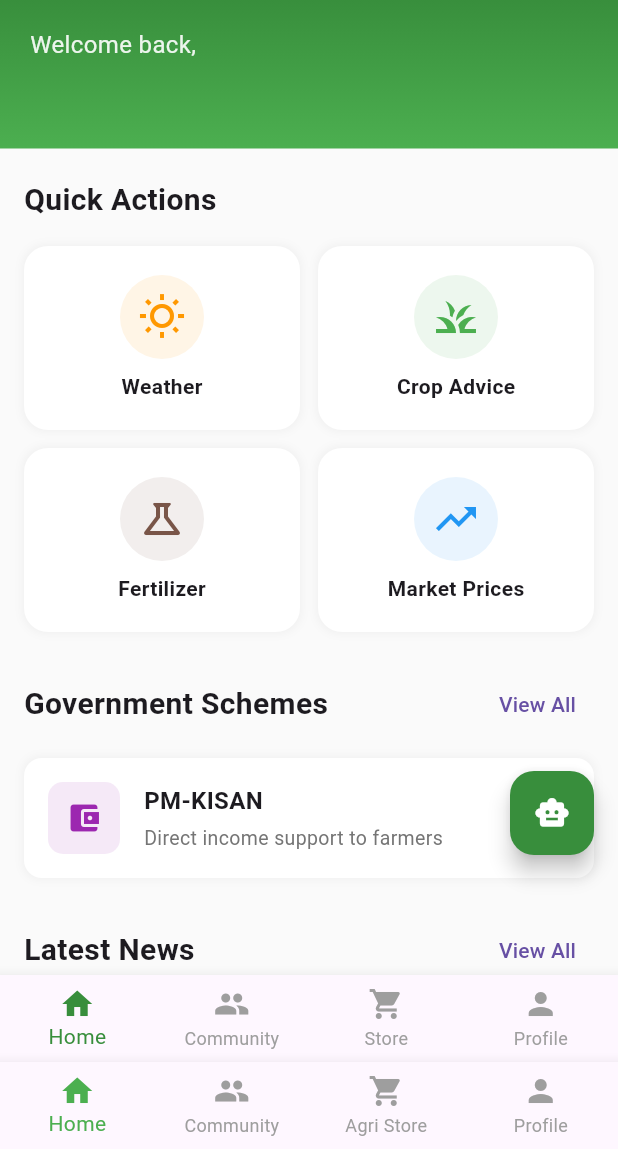
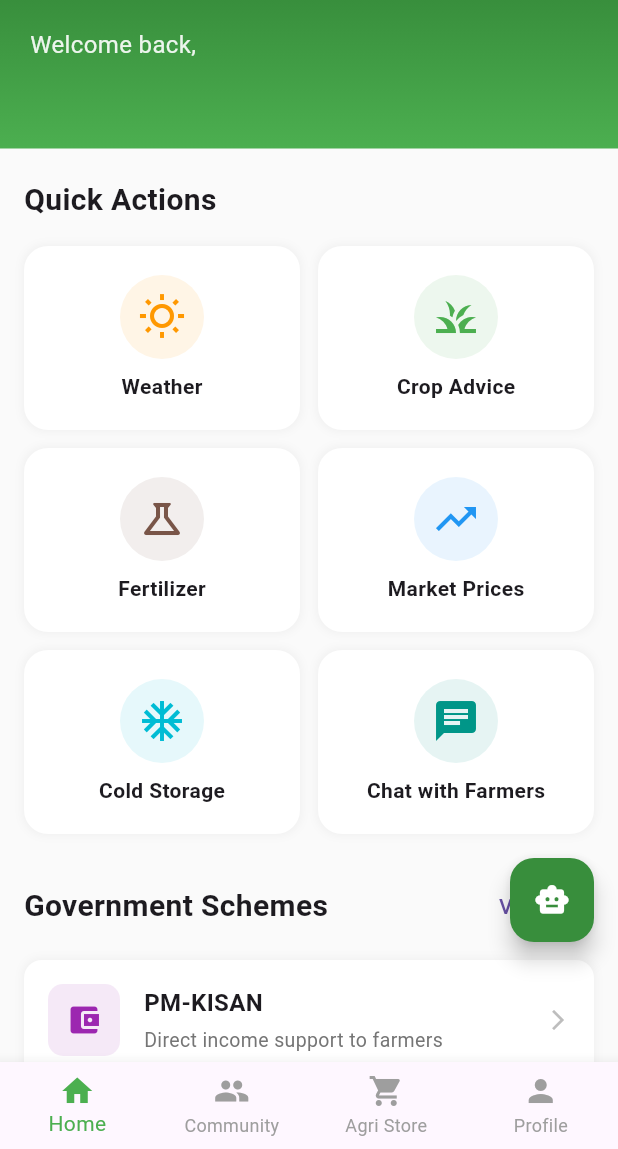
Before and after one commit to Kingslaye-varun/KisaanSaathi-prototype, a Flutter app: the MainAppScaffold screen opened by its route, on a phone screen of 412 x 824 dp, the part 87-1236 px from its top. Run offline on Flutter 3.47's test engine with Material 3 defaults, Android fonts, the phone set to English and light mode, and no system bars; our stand-ins replace flutter_dotenv, flutter_map, flutter_tts, geocoding, geolocator, google_generative_ai and 6 more; missing offline and left inert: flutter_webrtc; accounts and stored records are empty; network calls fail.

Commit message:
Real time chat

```diff
--- a/kisaansaathi/lib/main.dart
+++ b/kisaansaathi/lib/main.dart
@@ -608,7 +608,9 @@ class _MainAppScaffoldState extends State<MainAppScaffold> {
 
   final List<Widget> _screens = [
     const FarmerHomeScreenNew(),
-    const CommunityScreen(),
+    const CommunityScreen(
+      isEmbedded: true,
+    ), // Embedded in MainAppScaffold - no duplicate Scaffold
     const AgriStoreScreen(),
     const ProfileScreen(),
   ];
--- a/kisaansaathi/lib/screens/farmer_home_screen_new.dart
+++ b/kisaansaathi/lib/screens/farmer_home_screen_new.dart
@@ -10,6 +10,8 @@ import '../screens/fertilizer_recommendation.dart';
 import '../screens/government_schemes.dart';
 import '../screens/market_prices.dart';
 import '../screens/news_screen.dart';
+import '../screens/nearby_store_screen.dart';
+import '../screens/farmers_list_screen.dart';
 import '../utils/image_helper.dart';
 import '../widgets/language_switcher.dart';
 
@@ -189,6 +191,28 @@ class _FarmerHomeScreenNewState extends State<FarmerHomeScreenNew> {
                               ),
                             ),
                           ),
+                          _buildQuickActionCard(
+                            icon: Icons.ac_unit,
+                            title: 'Cold Storage',
+                            color: Colors.cyan,
+                            onTap: () => Navigator.push(
+                              context,
+                              MaterialPageRoute(
+                                builder: (context) => NearbyStorageScreen(),
+                              ),
+                            ),
+                          ),
+                          _buildQuickActionCard(
+                            icon: Icons.chat,
+                            title: 'Chat with Farmers',
+                            color: Colors.teal,
+                            onTap: () => Navigator.push(
+                              context,
+                              MaterialPageRoute(
+                                builder: (context) => const FarmersListScreen(),
+                              ),
+                            ),
+                          ),
                         ],
                       ),
                     ],
@@ -351,39 +375,6 @@ class _FarmerHomeScreenNewState extends State<FarmerHomeScreenNew> {
             ),
         ],
       ),
-      bottomNavigationBar: BottomNavigationBar(
-        currentIndex: 0,
-        selectedItemColor: Colors.green.shade700,
-        unselectedItemColor: Colors.grey,
-        type: BottomNavigationBarType.fixed,
-        items: const [
-          BottomNavigationBarItem(icon: Icon(Icons.home), label: 'Home'),
-          BottomNavigationBarItem(icon: Icon(Icons.people), label: 'Community'),
-          BottomNavigationBarItem(
-            icon: Icon(Icons.shopping_cart),
-            label: 'Store',
-          ),
-          BottomNavigationBarItem(icon: Icon(Icons.person), label: 'Profile'),
-        ],
-        onTap: (index) {
-          if (index == 1) {
-            Navigator.push(
-              context,
-              MaterialPageRoute(builder: (context) => const CommunityScreen()),
-            );
-          } else if (index == 2) {
-            Navigator.push(
-              context,
-              MaterialPageRoute(builder: (context) => const AgriStoreScreen()),
-            );
-          } else if (index == 3) {
-            Navigator.push(
-              context,
-              MaterialPageRoute(builder: (context) => const ProfileScreen()),
-            );
-          }
-        },
-      ),
     );
   }
 
--- a/kisaansaathi/lib/services/farmer_service.dart
+++ b/kisaansaathi/lib/services/farmer_service.dart
@@ -392,6 +392,40 @@ class FarmerService {
   }
 
   static Future getFarmerById(String farmerId) async {}
+
+  // Get all farmers
+  Future<List<Map<String, dynamic>>> getAllFarmers() async {
+    try {
+      print('🔵 Fetching all farmers from: $baseUrl');
+
+      final response = await _makeRequest(
+        () => _client.get(Uri.parse(baseUrl), headers: defaultHeaders),
+      );
+
+      print('📡 Response status: ${response.statusCode}');
+      print('📦 Response body: ${response.body}');
+
+      if (response.statusCode == 200) {
+        final responseData = json.decode(response.body);
+
+        // Backend returns {success: true, data: [...]}
+        if (responseData['success'] == true && responseData['data'] != null) {
+          final List<dynamic> farmers = responseData['data'];
+          print('✅ Successfully fetched ${farmers.length} farmers');
+          return farmers.cast<Map<String, dynamic>>();
+        } else {
+          print('❌ Invalid response structure');
+          return [];
+        }
+      } else {
+        print('❌ Failed to load farmers: ${response.statusCode}');
+        throw Exception('Failed to load farmers: ${response.statusCode}');
+      }
+    } catch (e) {
+      print('❌ Error getting all farmers: $e');
+      return [];
+    }
+  }
 }
 
 // Unified response class for better type safety
--- a/kisaansaathi/lib/widgets/language_switcher.dart
+++ b/kisaansaathi/lib/widgets/language_switcher.dart
@@ -5,17 +5,17 @@ import '../main.dart';
 class LanguageSwitcher extends StatelessWidget {
   const LanguageSwitcher({super.key});
 
-  static const Map<String, Map<String, String>> languages = {
-    'English': {'code': 'en', 'flag': '🇬🇧'},
-    'Malayalam': {'code': 'ml', 'flag': '🇮🇳'},
-    'Hindi': {'code': 'hi', 'flag': '🇮🇳'},
-    'Punjabi': {'code': 'pa', 'flag': '🇮🇳'},
-    'Bengali': {'code': 'bn', 'flag': '🇮🇳'},
-    'Tamil': {'code': 'ta', 'flag': '🇮🇳'},
-    'Telugu': {'code': 'te', 'flag': '🇮🇳'},
-    'Marathi': {'code': 'mr', 'flag': '🇮🇳'},
-    'Gujarati': {'code': 'gu', 'flag': '🇮🇳'},
-    'Kannada': {'code': 'kn', 'flag': '🇮🇳'},
+  static const Map<String, String> languages = {
+    'English': 'en',
+    'Malayalam': 'ml',
+    'Hindi': 'hi',
+    'Punjabi': 'pa',
+    'Bengali': 'bn',
+    'Tamil': 'ta',
+    'Telugu': 'te',
+    'Marathi': 'mr',
+    'Gujarati': 'gu',
+    'Kannada': 'kn',
   };
 
   Future<void> _changeLanguage(
@@ -88,15 +88,9 @@ class LanguageSwitcher extends StatelessWidget {
                       itemCount: languages.length,
                       itemBuilder: (context, index) {
                         final languageName = languages.keys.elementAt(index);
-                        final languageData = languages[languageName]!;
-                        final languageCode = languageData['code']!;
-                        final flag = languageData['flag']!;
+                        final languageCode = languages[languageName]!;
 
                         return ListTile(
-                          leading: Text(
-                            flag,
-                            style: const TextStyle(fontSize: 28),
-                          ),
                           title: Text(
                             languageName,
                             style: const TextStyle(
```
Also changed, not shown: kisaansaathi/lib/screens/community_screen.dart (+18 -1 lines), kisaansaathi/lib/screens/farmers_list_screen.dart (added, +149 -0 lines), kisaansaathi/lib/services/api_service.dart (+60 -2 lines), 4 other files.
